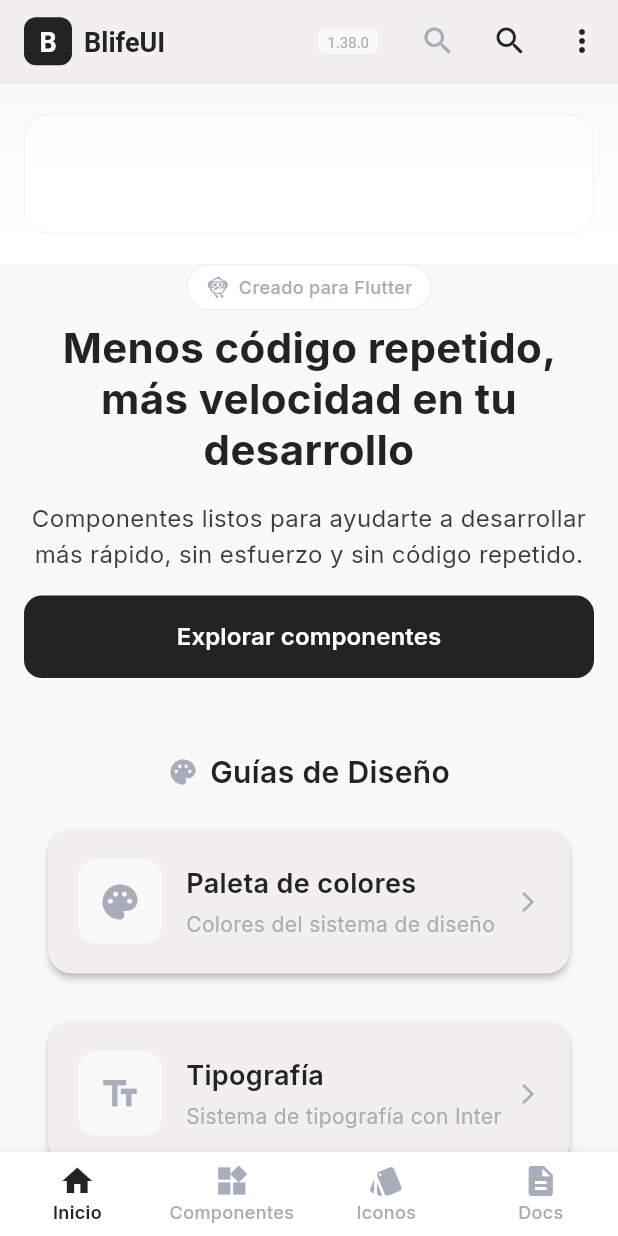
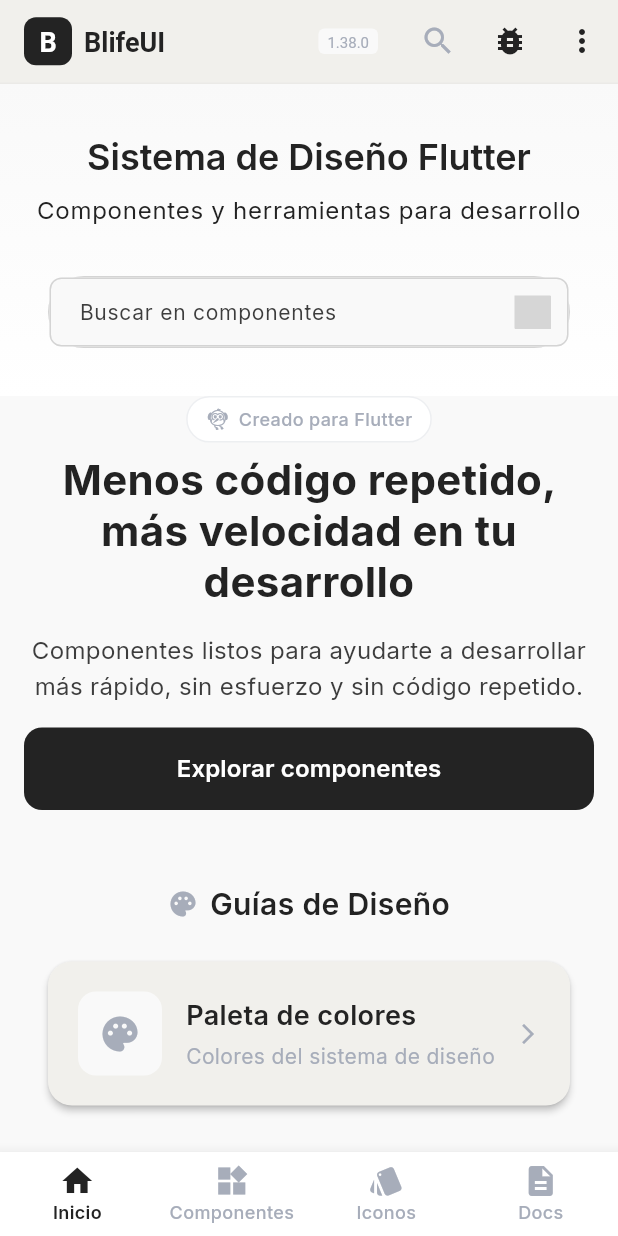
Before and after one commit to antonioflrs/package_app_mayoreo, a Flutter app: the screen it shows after launch, on a phone screen of 412 x 824 dp. Run offline on Flutter 3.47's test engine with Material 3 defaults, Android fonts, the phone set to English and light mode, and no system bars; our stand-ins replace flutter_svg; accounts and stored records are empty; project files that could hold a hidden picture were left out; grey boxes are pictures that could not be loaded.

Commit message:
feat: Add SearchBarWidget and SVG icon support
- Introduced SearchBarWidget for enhanced search functionality with customizable design options.
- Added support for SVG icons through CustomSvgIcon and SafeSvgIcon widgets.
- Updated pubspec.lock to include new dependencies and versions for flutter_svg and related packages.
- Created documentation for SearchBarWidget and SVG icon usage.
- Integrated SearchBarWidget into the HomeScreen for improved user experience.

```diff
--- a/example/lib/screens/home_screen.dart
+++ b/example/lib/screens/home_screen.dart
@@ -1,9 +1,11 @@
 import 'package:flutter/material.dart';
 import 'package:flutter_package_app_mayoreo/flutter_package_app_mayoreo.dart';
+import '../widgets/search_bar_widget.dart';
 import '../data/design_system_data.dart';
 import '../models/navigation_item.dart';
 import '../widgets/mobile_card.dart';
 import '../widgets/app_bar_widget.dart';
+import '../widgets/icon_test_widget.dart';
 import 'design_system_screen.dart';
 import 'component_detail_screen.dart';
 
@@ -64,13 +66,11 @@ class HomeScreen extends StatelessWidget {
       showMenuButton: false,
       actions: [
         IconButton(
-          icon: const Icon(Icons.search, color: AppColors.black),
+          icon: const Icon(Icons.bug_report, color: AppColors.black),
           onPressed: () {
-            ScaffoldMessenger.of(context).showSnackBar(
-              const SnackBar(
-                content: Text('Búsqueda próximamente'),
-                duration: Duration(seconds: 1),
-                backgroundColor: AppColors.black,
+            Navigator.of(context).push(
+              MaterialPageRoute(
+                builder: (context) => const IconTestWidget(),
               ),
             );
           },
@@ -85,7 +85,7 @@ class HomeScreen extends StatelessWidget {
 
   Widget _buildHeroSection(BuildContext context) {
     return Container(
-      height: 120,
+      padding: const EdgeInsets.symmetric(vertical: 32, horizontal: 16),
       decoration: BoxDecoration(
         gradient: LinearGradient(
           begin: Alignment.topCenter,
@@ -96,20 +96,33 @@ class HomeScreen extends StatelessWidget {
           ],
         ),
       ),
-      child: Center(
-        child: Container(
-          width: double.infinity,
-          height: 80,
-          margin: const EdgeInsets.symmetric(horizontal: 16),
-          decoration: BoxDecoration(
-            color: AppColors.white.withValues(alpha: 0.5),
-            borderRadius: BorderRadius.circular(16),
-            border: Border.all(
-              color: AppColors.grayMedium.withValues(alpha: 0.1),
-              width: 1,
+      child: Column(
+        children: [
+          // Título del hero
+          Text(
+            'Sistema de Diseño Flutter',
+            style: AppTypography.headlineSmall!.copyWith(
+              color: AppColors.black,
+              fontWeight: FontWeight.w600,
             ),
+            textAlign: TextAlign.center,
           ),
-        ),
+          const SizedBox(height: 8),
+          Text(
+            'Componentes y herramientas para desarrollo',
+            style: AppTypography.bodyLarge!.copyWith(
+              color: AppColors.black,
+            ),
+            textAlign: TextAlign.center,
+          ),
+          const SizedBox(height: 32),
+          // Buscador
+          SearchBarWidget(
+            onChanged: (value) {
+              // Implementar lógica de búsqueda aquí
+            },
+          ),
+        ],
       ),
     );
   }
@@ -330,6 +343,10 @@ class HomeScreen extends StatelessWidget {
       ),
     );
   }
+
+
+
+
 }
 
 class _TechTag extends StatelessWidget {
--- /dev/null
+++ b/example/lib/widgets/search_bar_widget.dart
@@ -0,0 +1,154 @@
+import 'package:flutter/material.dart';
+import 'package:flutter_package_app_mayoreo/flutter_package_app_mayoreo.dart';
+import 'package:flutter_svg/flutter_svg.dart';
+
+class SearchBarWidget extends StatelessWidget {
+  // Funcionalidad básica
+  final String hintText;
+  final Function(String)? onChanged;
+  final TextEditingController? controller;
+  final bool enabled;
+
+  // Diseño básico
+  final double? width;
+  final double height;
+  final double cornerRadius;
+  final EdgeInsetsGeometry? margin;
+
+  // Colores básicos
+  final Color? backgroundColor;
+  final Color? borderColor;
+  final Color? textColor;
+  final Color? hintColor;
+  final Color? iconColor;
+
+  // Icono
+  final String? iconPath;
+  final Widget? customIcon;
+  final bool showIcon;
+
+  const SearchBarWidget({
+    super.key,
+    this.hintText = 'Buscar en componentes',
+    this.onChanged,
+    this.controller,
+    this.enabled = true,
+    this.width,
+    this.height = 48,
+    this.cornerRadius = 24,
+    this.margin,
+    this.backgroundColor,
+    this.borderColor,
+    this.textColor,
+    this.hintColor,
+    this.iconColor,
+    this.iconPath,
+    this.customIcon,
+    this.showIcon = true,
+  });
+
+  @override
+  Widget build(BuildContext context) {
+    // Valores por defecto
+    final bgColor = backgroundColor ?? AppColors.backCards;
+    final borderColor = this.borderColor ?? AppColors.silverGrayMedium;
+    final textColor = this.textColor ?? AppColors.black;
+    final hintColor = this.hintColor ?? AppColors.darkGray;
+    final iconColor = this.iconColor ?? AppColors.grayMedium;
+    final margin = this.margin ?? const EdgeInsets.symmetric(horizontal: 16);
+
+    return Container(
+      width: width,
+      height: height,
+      margin: margin,
+      decoration: BoxDecoration(
+        color: bgColor,
+        borderRadius: BorderRadius.circular(cornerRadius),
+        border: Border.all(
+          color: borderColor,
+          width: 1,
+        ),
+      ),
+      child: TextField(
+        controller: controller,
+        enabled: enabled,
+        onChanged: onChanged,
+        decoration: InputDecoration(
+          hintText: hintText,
+          hintStyle: TextStyle(
+            color: hintColor,
+            fontSize: 14,
+            fontWeight: FontWeight.w400,
+          ),
+          border: InputBorder.none,
+          suffixIcon: _buildIcon(iconColor),
+          contentPadding: const EdgeInsets.only(
+            left: 16,
+            right: 8,
+            top: 12,
+            bottom: 12,
+          ),
+        ),
+        style: TextStyle(
+          color: textColor,
+          fontSize: 14,
+          fontWeight: FontWeight.w400,
+        ),
+      ),
+    );
+  }
+
+  Widget? _buildIcon(Color iconColor) {
+    if (!showIcon) return null;
+
+    if (customIcon != null) {
+      return Padding(
+        padding: const EdgeInsets.all(12),
+        child: customIcon,
+      );
+    }
+
+    if (iconPath != null) {
+      return Padding(
+        padding: const EdgeInsets.all(12),
+        child: Builder(
+          builder: (context) => FutureBuilder<String>(
+            future: DefaultAssetBundle.of(context).loadString(iconPath!),
+            builder: (context, snapshot) {
+              if (snapshot.hasData) {
+                return SvgPicture.string(
+                  snapshot.data!,
+                  width: 20,
+                  height: 20,
+                  colorFilter: ColorFilter.mode(
+                    iconColor,
+                    BlendMode.srcIn,
+                  ),
+                );
+              } else {
+                return _buildDefaultSearchIcon(iconColor);
+              }
+            },
+          ),
+        ),
+      );
+    }
+
+    return _buildDefaultSearchIcon(iconColor);
+  }
+
+  Widget _buildDefaultSearchIcon(Color iconColor) {
+    return Padding(
+      padding: const EdgeInsets.all(12),
+      child: SvgPicture.asset(
+        'assets/icons/stroke/search_icon.svg',
+        width: 20,
+        height: 20,
+        colorFilter: ColorFilter.mode(
+          iconColor,
+          BlendMode.srcIn,
+        ),
+      ),
+    );
+  }
+}
--- a/example/lib/widgets/sidebar_navigation.dart
+++ b/example/lib/widgets/sidebar_navigation.dart
@@ -158,19 +158,19 @@ class _SidebarNavigationState extends State<SidebarNavigation> {
             ],
           ),
           border: OutlineInputBorder(
-            borderRadius: BorderRadius.circular(8),
+            borderRadius: BorderRadius.circular(20),
             borderSide: BorderSide(
               color: theme.colorScheme.outline.withValues(alpha: 0.3),
             ),
           ),
           enabledBorder: OutlineInputBorder(
-            borderRadius: BorderRadius.circular(8),
+            borderRadius: BorderRadius.circular(20),
             borderSide: BorderSide(
               color: theme.colorScheme.outline.withValues(alpha: 0.3),
             ),
           ),
           focusedBorder: OutlineInputBorder(
-            borderRadius: BorderRadius.circular(8),
+            borderRadius: BorderRadius.circular(20),
             borderSide: BorderSide(
               color: theme.colorScheme.primary,
               width: 2,
--- a/lib/src/widgets/widgets.dart
+++ b/lib/src/widgets/widgets.dart
@@ -1,3 +1,4 @@
 // Widget exports
 export 'buttons/ui_button.dart';
 export 'inputs/app_text_field.dart';
+export 'custom_svg_icon.dart';
--- a/pubspec.yaml
+++ b/pubspec.yaml
@@ -10,6 +10,7 @@ environment:
 dependencies:
   flutter:
     sdk: flutter
+  flutter_svg: ^2.0.10+1
 
 dev_dependencies:
   flutter_test:
```
Also changed, not shown: example/lib/widgets/icon_test_widget.dart (added, +112 -0 lines), lib/src/widgets/custom_svg_icon.dart (added, +220 -0 lines), assets/icons/stroke/search_icon.svg (added), pubspec.lock, 2 other files.
